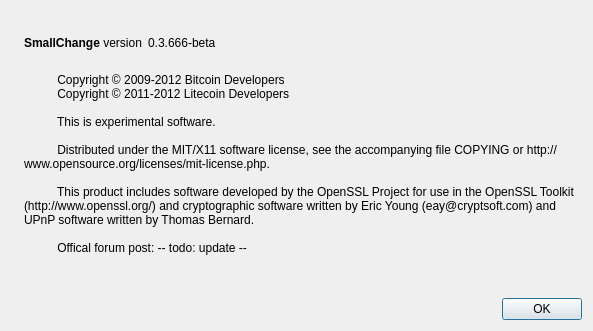
danny1173/TriCoin, file src/qt/forms/aboutdialog.ui: the form before one commit.
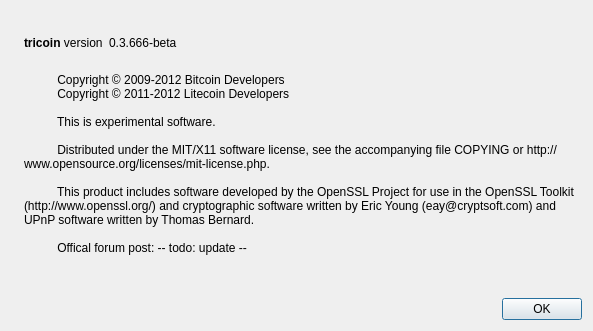
The form after the commit. Icons and pictures are not drawn.

Patch:
```diff
--- a/src/qt/forms/aboutdialog.ui
+++ b/src/qt/forms/aboutdialog.ui
@@ -50,7 +50,7 @@
           <cursorShape>IBeamCursor</cursorShape>
          </property>
          <property name="text">
-          <string>&lt;b&gt;SmallChange&lt;/b&gt; version</string>
+          <string>&lt;b&gt;tricoin&lt;/b&gt; version</string>
          </property>
          <property name="textInteractionFlags">
           <set>Qt::LinksAccessibleByMouse|Qt::TextSelectableByKeyboard|Qt::TextSelectableByMouse</set>
```
Left out of the diff: 2 changed lines with no effect on the pictures.
